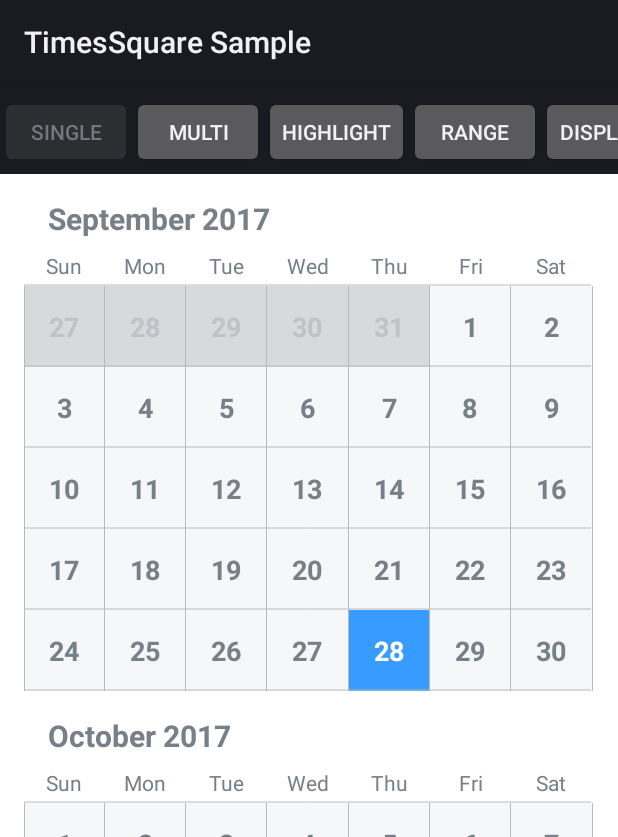
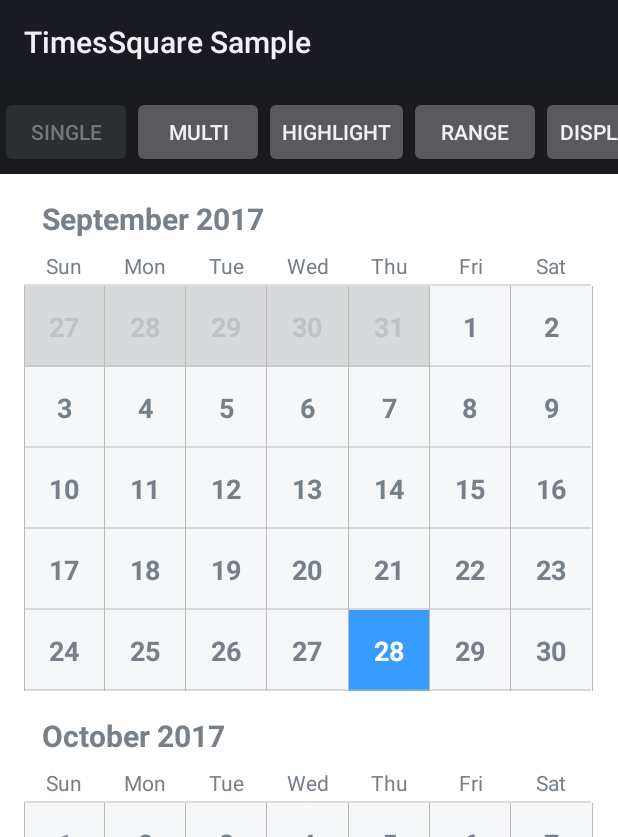
Before and after one commit to square/android-times-square, an Android app: the screen it shows after launch (SampleTimesSquareActivity), on a phone screen of 412 x 824 dp. Shown: the top 837 px of the screen. Run offline under Robolectric (Android 15) with nearby library versions, the phone set to English and light mode, and no system bars.

Commit message:
ui change

```diff
--- a/library/src/main/res/layout/month.xml
+++ b/library/src/main/res/layout/month.xml
@@ -10,9 +10,8 @@
       style="@style/CalendarTitle"
       android:layout_width="match_parent"
       android:layout_height="wrap_content"
-      android:textSize="@dimen/calendar_text_title"
       android:layout_marginBottom="@dimen/calendar_month_title_bottommargin"
-      android:layout_marginStart="@dimen/calendar_month_margin"
+      android:layout_marginStart="@dimen/calendar_month_marginstart"
       android:layout_marginTop="@dimen/calendar_month_margin"
       android:gravity="start" />
 
--- a/library/src/main/res/values/dimens.xml
+++ b/library/src/main/res/values/dimens.xml
@@ -2,6 +2,7 @@
 <resources>
   <dimen name="calendar_day_headers_paddingbottom">4dp</dimen>
   <dimen name="calendar_month_margin">16dp</dimen>
+  <dimen name="calendar_month_marginstart">12dp</dimen>
   <dimen name="calendar_month_title_bottommargin">8dp</dimen>
   <dimen name="calendar_text_title">20sp</dimen>
   <dimen name="calendar_text_medium">18sp</dimen>
--- a/library/src/main/res/values/styles.xml
+++ b/library/src/main/res/values/styles.xml
@@ -1,7 +1,7 @@
 <!-- Copyright 2012 Square, Inc. -->
 <resources xmlns:tools="http://schemas.android.com/tools">
   <style name="CalendarTitle">
-    <item name="android:textSize">@dimen/calendar_text_medium</item>
+    <item name="android:textSize">@dimen/calendar_text_title</item>
     <item name="android:textStyle">bold</item>
   </style>
 
```
